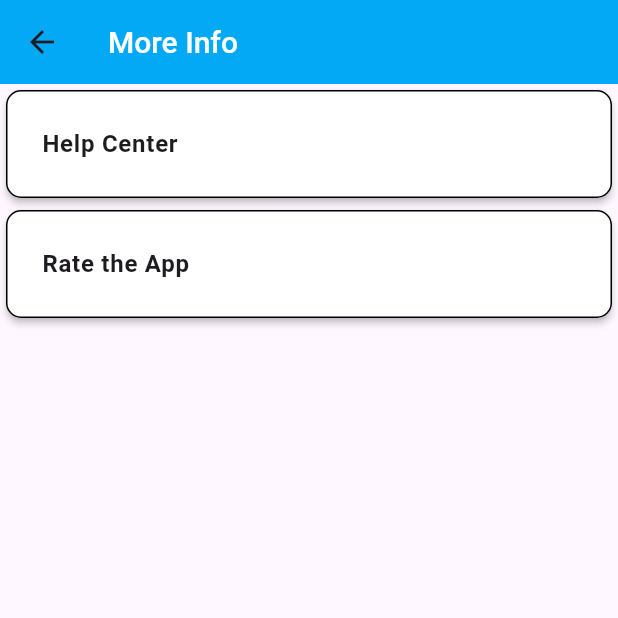
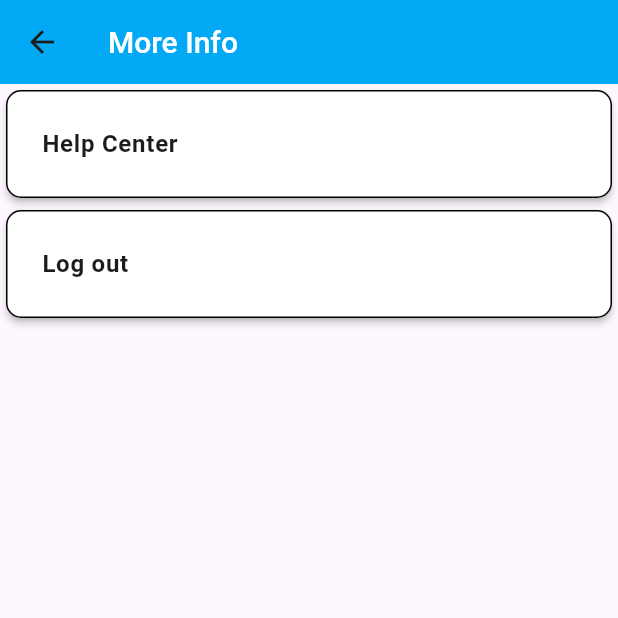
Before and after one commit to snoopy-thon/go_router, a Flutter app: the MoreInfo screen opened directly, on a phone screen of 412 x 824 dp, the top half of it. Run offline on Flutter 3.47's test engine with Material 3 defaults, Android fonts, the phone set to English and light mode, and no system bars; our stand-ins replace extended_masked_text, go_router, shared_preferences; accounts and stored records are empty.

Commit message:
feat: logout 기능 구현

```diff
--- a/lib/ui/more_info.dart
+++ b/lib/ui/more_info.dart
@@ -28,9 +28,11 @@
  * THE SOFTWARE.
  */
 import 'package:flutter/material.dart';
+import 'package:go_router_/login_state.dart';
+import 'package:provider/provider.dart';
 
 class MoreInfo extends StatefulWidget {
-  const MoreInfo({Key? key}) : super(key: key);
+  const MoreInfo({super.key});
 
   @override
   _MoreInfoState createState() => _MoreInfoState();
@@ -82,15 +84,18 @@ class _MoreInfoState extends State<MoreInfo> {
                 borderRadius: BorderRadius.circular(10.0),
               ),
               color: Colors.white,
-              child: const Align(
+              child: Align(
                 alignment: Alignment.center,
                 child: Padding(
-                  padding: EdgeInsets.all(8.0),
+                  padding: const EdgeInsets.all(8.0),
                   child: ListTile(
-                    title: Text(
-                      'Rate the App',
+                    title: const Text(
+                      'Log out',
                       style: TextStyle(fontWeight: FontWeight.bold),
                     ),
+                    onTap: () {
+                      logOut(context);
+                    },
                   ),
                 ),
               ),
@@ -100,4 +105,8 @@ class _MoreInfoState extends State<MoreInfo> {
       ),
     );
   }
+
+  void logOut(BuildContext context) {
+    Provider.of<LoginState>(context, listen: false).loggedIn = false;
+  }
 }
```
